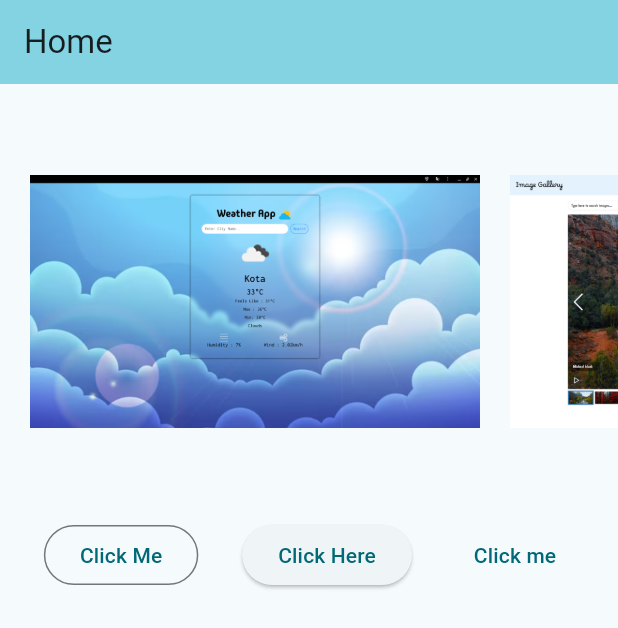
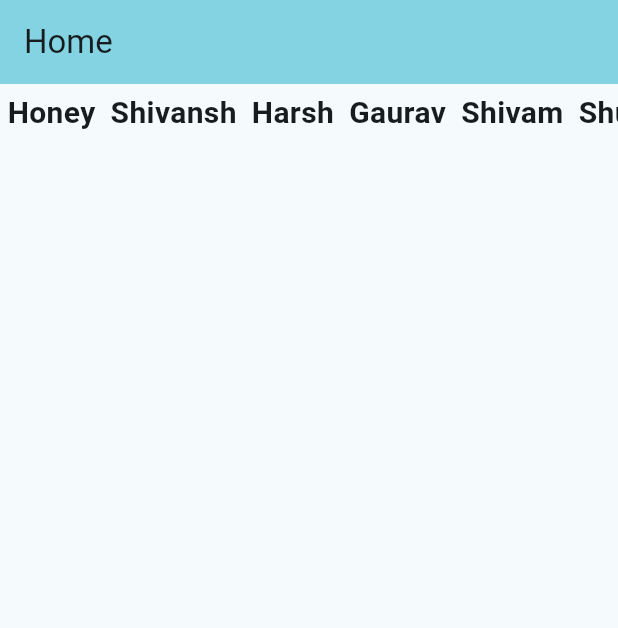
Before and after one commit to honeypathkar/Flutter-Practice-Project, a Flutter app: the screen it shows after launch, on a phone screen of 412 x 824 dp. Shown: the top 628 px of the screen. Run offline on Flutter 3.47's test engine with Material 3 defaults, Android fonts, the phone set to English and light mode, and no system bars.

Commit message:
Listview in Flutter

```diff
--- a/lib/main.dart
+++ b/lib/main.dart
@@ -30,11 +30,15 @@ class MyHomePage extends StatefulWidget {
 }
 
 class _MyHomePageState extends State<MyHomePage> {
-  int click = 0;
-
-  int clickUp() {
-    return click++;
-  }
+  var arrName = [
+    'Honey',
+    'Shivansh',
+    'Harsh',
+    'Gaurav',
+    'Shivam',
+    'Shubham',
+    'Nikhil'
+  ];
 
   @override
   Widget build(BuildContext context) {
@@ -44,125 +48,16 @@ class _MyHomePageState extends State<MyHomePage> {
           title: Text(widget.title),
         ),
         // ignore: sized_box_for_whitespace
-        body: Column(
-          // mainAxisAlignment: MainAxisAlignment.center,
-          crossAxisAlignment: CrossAxisAlignment.stretch,
-          children: [
-            SingleChildScrollView(
-              scrollDirection: Axis.horizontal,
-              // ignore: prefer_const_constructors
-              child: Padding(
-                padding: const EdgeInsets.all(20),
-                child: Row(
-                  mainAxisAlignment: MainAxisAlignment.spaceAround,
-                  children: [
-                    // ignore: sized_box_for_whitespace
-                    InkWell(
-                      onTap: () {
-                        clickUp();
-                        // ignore: avoid_print
-                        print('You Have clicked image $click');
-                      },
-                      onLongPress: () {
-                        click = 0;
-                        // ignore: avoid_print
-                        print('Long Pressed on Image');
-                      },
-                      // ignore: sized_box_for_whitespace
-                      child: Container(
-                        width: 300,
-                        height: 250,
-                        child: Image.asset('assets/images/weather.png'),
-                      ),
-                    ),
-                    // ignore: sized_box_for_whitespace
-                    Padding(
-                        padding: const EdgeInsets.only(left: 20),
-                        // ignore: sized_box_for_whitespace
-                        child: Container(
-                          width: 300,
-                          height: 250,
-                          child: Image.asset('assets/images/imagegallery.png'),
-                        ))
-                  ],
-                ),
-              ),
-            ),
-            Row(
-              mainAxisAlignment: MainAxisAlignment.spaceEvenly,
-              children: [
-                OutlinedButton(
-                    onPressed: () {
-                      // ignore: avoid_print
-                      print('Outlined Button clicked');
-                    },
-                    child: const Text('Click Me')),
-                ElevatedButton(
-                    onPressed: () {
-                      // ignore: avoid_print
-                      print('Elevated Button Clicked!');
-                    },
-                    child: const Text(
-                      'Click Here',
-                    )),
-                TextButton(
-                  onPressed: () {
-                    // ignore: avoid_print
-                    print("Button Presed");
-                  },
-                  child: const Text('Click me'),
-                  onLongPress: () {
-                    // ignore: avoid_print
-                    print('Long Pressed');
-                  },
-                ),
-              ],
-            )
-          ],
-        ) /* Container(
-          width: 300,
-          height: 300,
-          child: Image.asset('assets/images/imagegallery.png'),
-        ) */
-        );
-    /*  child: OutlinedButton(
-              onPressed: () {
-                // ignore: avoid_print
-                print('Outlined Button clicked');
-              },
-              child: const Text('Click Me')), */
-    /* child: ElevatedButton(
-              onPressed: () {
-                // ignore: avoid_print
-                print('Elevated Button Clicked!');
-              },
-              child: const Text(
-                'Click Here',
-              )), */
-    /* child: TextButton(
-            onPressed: () {
-              // ignore: avoid_print
-              print("Button Presed");
-            },
-            child: const Text('Click me'),
-            onLongPress: () {
-              // ignore: avoid_print
-              print('Long Pressed');
-            },
-          ), */
-    /*  child: Container(
-            width: 200,
-            height: 200,
-            color: Colors.cyan,
-            child: const Center(
-              child: Text(
-                'Hello World',
-                style: TextStyle(
-                    fontSize: 25,
-                    color: Colors.white,
-                    fontWeight: FontWeight.w600),
-              ),
-            ),
-          ), */
+        body: ListView.builder(
+          scrollDirection: Axis.horizontal,
+          itemBuilder: (context, index) {
+            return Padding(
+                padding: const EdgeInsets.all(5.0),
+                child: Text(arrName[index],
+                    style: const TextStyle(
+                        fontSize: 20, fontWeight: FontWeight.bold)));
+          },
+          itemCount: arrName.length,
+        ));
   }
 }
```
